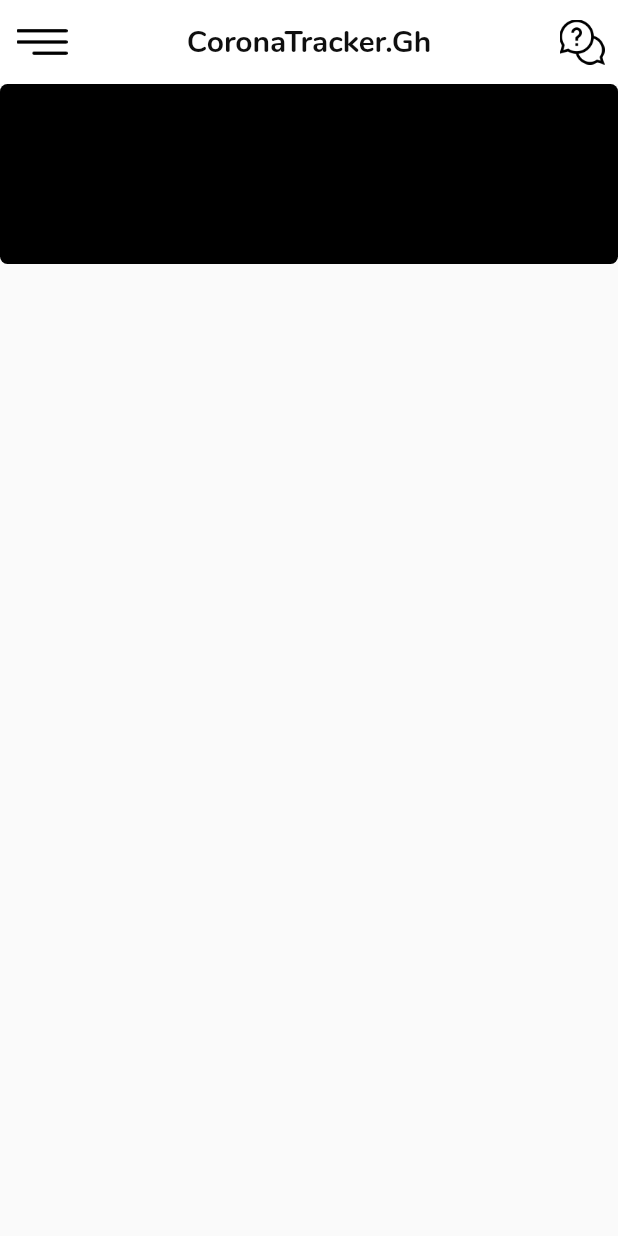
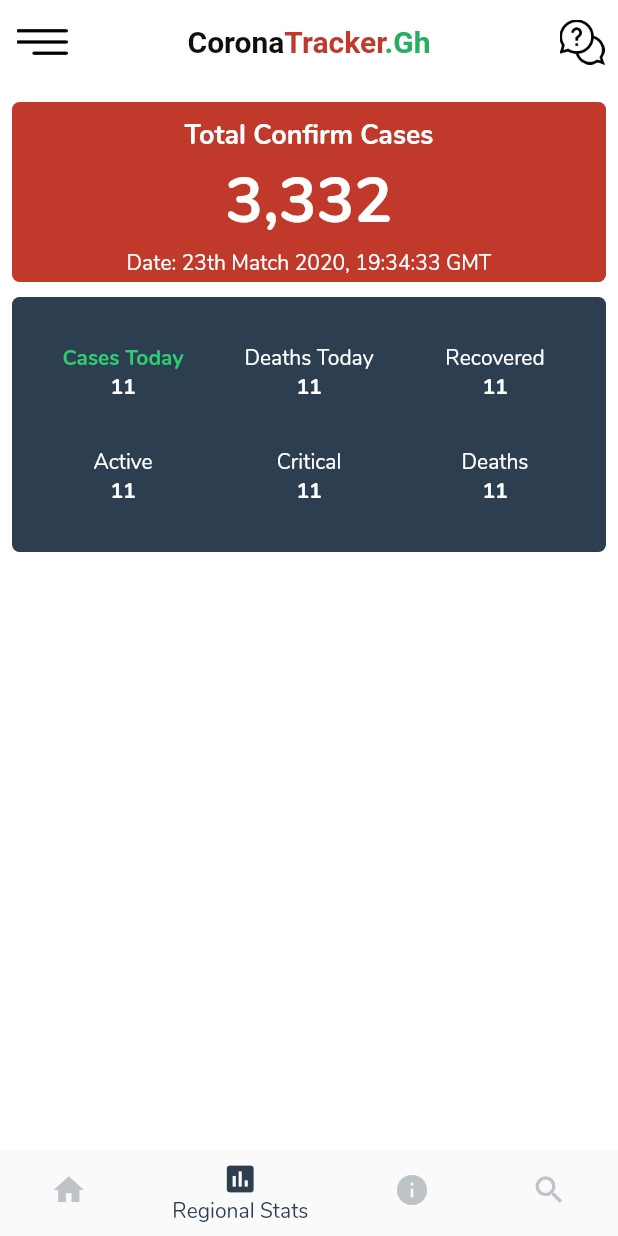
Before and after one commit to emma-ea/corona-stats-gh, a Flutter app: the screen it shows after launch, on a phone screen of 412 x 824 dp. Run offline on Flutter 3.47's test engine with Material 2 defaults, Android fonts, the phone set to English and light mode, and no system bars.

Commit message:
bottom nav impl done.

```diff
--- a/lib/main.dart
+++ b/lib/main.dart
@@ -1,6 +1,6 @@
 import 'package:flutter/material.dart';
 
-import 'pages/home_page.dart';
+import 'pages/main_page.dart';
 import 'pages/displacement_menu.dart';
 
 void main() => runApp(MyApp());
@@ -17,7 +17,7 @@ class MyApp extends StatelessWidget {
       home: Stack(
         children: <Widget>[
           DisplacementMenu(),
-          HomePage(),
+          MainPage(),
         ],
       ),
     );
--- /dev/null
+++ b/lib/pages/about_covid19.dart
@@ -0,0 +1,15 @@
+import 'package:flutter/material.dart';
+
+class AboutCovid19 extends StatefulWidget {
+  @override
+  _AboutCovid19State createState() => _AboutCovid19State();
+}
+
+class _AboutCovid19State extends State<AboutCovid19> {
+  @override
+  Widget build(BuildContext context) {
+    return Container(
+
+    );
+  }
+}
--- /dev/null
+++ b/lib/pages/home.dart
@@ -0,0 +1,134 @@
+import 'package:flutter/material.dart';
+import 'package:intl/intl.dart';
+
+class Home extends StatefulWidget {
+  @override
+  _HomeState createState() => _HomeState();
+}
+
+class _HomeState extends State<Home> {
+
+  String cases = NumberFormat().format(3332);
+
+  Widget _buildTotalCases() {
+    return Container(
+              height: 120.0,
+              width: double.infinity,
+              margin: const EdgeInsets.symmetric(horizontal: 8.0, ),
+              decoration: BoxDecoration(borderRadius: BorderRadius.circular(5.0), color: Color(0xFFC0392B)),
+              child: Column(
+                mainAxisAlignment: MainAxisAlignment.spaceEvenly,
+                children: <Widget>[
+                  SizedBox(height: 4.0,),
+              Text('Total Confirm Cases', style: TextStyle(fontWeight: FontWeight.bold, color: Color(0xFFFFFFFF), fontSize: 18.0, ),),
+              Text('$cases', style: TextStyle(fontWeight: FontWeight.bold, color: Color(0xFFFFFFFF), fontSize: 42.0, ),),
+              Text('Date: 23th Match 2020, 19:34:33 GMT', style: TextStyle(color: Color(0xFFFFFFFF),),),
+                ],
+              ),
+            );
+  }
+
+  Widget _buildOtherStats() {
+    return Container(
+              height: 170.0,
+              width: double.infinity,
+              margin: const EdgeInsets.symmetric(horizontal: 8.0, ),
+              decoration: BoxDecoration(borderRadius: BorderRadius.circular(5.0), color: Color(0xFF2C3E50)),
+              child: Column(
+                mainAxisAlignment: MainAxisAlignment.spaceEvenly,
+                crossAxisAlignment: CrossAxisAlignment.center,
+                children: <Widget>[
+
+                  Row(
+                    mainAxisAlignment: MainAxisAlignment.spaceEvenly,
+                    children: <Widget>[
+                      Container(
+
+                        width: 100,
+                        child: Column(
+                          children: <Widget>[
+                            Text('Cases Today',  style: TextStyle(color: Color(0xff2ecc71), fontWeight: FontWeight.bold,), ),
+                            Text('11',  style: TextStyle(color: Color(0xFFFFFFFF), fontWeight: FontWeight.bold,), ),
+                          ],
+                        ),
+                      ),
+
+                      Container(
+
+                        width: 100,
+                        child: Column(
+                          children: <Widget>[
+                            Text('Deaths Today',  style: TextStyle(color: Color(0xFFFFFFFF),), ),
+                            Text('11',  style: TextStyle(color: Color(0xFFFFFFFF), fontWeight: FontWeight.bold,), ),
+                          ],
+                        ),
+                      ),
+
+                      Container(
+
+                        width: 100,
+                        child: Column(
+                          children: <Widget>[
+                            Text('Recovered',  style: TextStyle(color: Color(0xFFFFFFFF),), ),
+                            Text('11',  style: TextStyle(color: Color(0xFFFFFFFF), fontWeight: FontWeight.bold,), ),
+                          ],
+                        ),
+                      ),
+                    ],
+                  ),
+                  Row(mainAxisAlignment: MainAxisAlignment.spaceEvenly,
+                    children: <Widget>[
+                      Container(
+
+                        width: 100,
+                        child: Column(
+                          children: <Widget>[
+                            Text('Active',  style: TextStyle(color: Color(0xFFFFFFFF),), ),
+                            Text('11',  style: TextStyle(color: Color(0xFFFFFFFF), fontWeight: FontWeight.bold,), ),
+                          ],
+                        ),
+                      ),
+
+                      Container(
+
+                        width: 100,
+                        child: Column(
+                          children: <Widget>[
+                            Text('Critical',  style: TextStyle(color: Color(0xFFFFFFFF),), ),
+                            Text('11',  style: TextStyle(color: Color(0xFFFFFFFF), fontWeight: FontWeight.bold,), ),
+                          ],
+                        ),
+                      ),
+
+                      Container(
+
+                        width: 100,
+                        child: Column(
+                          children: <Widget>[
+                            Text('Deaths',  style: TextStyle(color: Color(0xFFFFFFFF),), ),
+                            Text('11',  style: TextStyle(color: Color(0xFFFFFFFF), fontWeight: FontWeight.bold,), ),
+                          ],
+                        ),
+                      ),
+                    ],),
+                ],
+              ),
+            );
+  }
+
+
+  @override
+  Widget build(BuildContext context) {
+    return SingleChildScrollView(
+        child: Column(
+          crossAxisAlignment: CrossAxisAlignment.start,
+          children: <Widget>[
+            SizedBox(height: 12.0,),
+            _buildTotalCases(),
+            SizedBox(height: 10.0,),
+            _buildOtherStats(),
+          ],
+        ),
+      );
+  }
+}
--- a/lib/pages/home_page.dart
+++ /dev/null
@@ -1,33 +0,0 @@
-import 'package:flutter/material.dart';
-
-class HomePage extends StatefulWidget {
-  @override
-  _HomePageState createState() => _HomePageState();
-}
-
-class _HomePageState extends State<HomePage> {
-  @override
-  Widget build(BuildContext context) {
-    return Scaffold(
-      appBar: AppBar(
-        elevation: 0.0,
-        backgroundColor: Color(0xFFFFFFFF),
-        centerTitle: true,
-        leading: IconButton(icon: Image.asset('assets/images/menu2.png', width: 34.0, height: 34.0,), onPressed: () {},),
-        title: Text('CoronaTracker.Gh', style: TextStyle(color: Color(0xFF0000000), fontWeight: FontWeight.bold,),),
-        actions: <Widget>[IconButton(icon: Image.asset('assets/images/help.png', width: 30.0, height: 30.0,), onPressed: () {},),],
-      ),
-      body: SingleChildScrollView(
-        child: Column(
-          mainAxisAlignment: MainAxisAlignment.center,
-          children: <Widget>[
-            Container(
-              height: 120.0,
-              decoration: BoxDecoration(borderRadius: BorderRadius.circular(5.0), color: Color(0xFF000000)),
-            ),
-          ],
-        ),
-      ),
-    );
-  }
-}
--- /dev/null
+++ b/lib/pages/main_page.dart
@@ -0,0 +1,74 @@
+import 'package:flutter/material.dart';
+
+import 'home.dart';
+import 'regional_stats.dart';
+import 'about_covid19.dart';
+import 'search_globally.dart';
+
+class MainPage extends StatefulWidget {
+  @override
+  _MainPageState createState() => _MainPageState();
+}
+
+class _MainPageState extends State<MainPage> {
+
+  int _bottomNavCurrentIndex = 1;
+  PageController _controller = PageController();
+
+  @override
+  Widget build(BuildContext context) {
+    return Scaffold(
+      backgroundColor: Color(0xFFFFFFFF),
+      appBar: AppBar(
+        elevation: 0.0,
+        backgroundColor: Color(0xFFFFFFFF),
+        centerTitle: true,
+        leading: IconButton(icon: Image.asset('assets/images/menu2.png', width: 34.0, height: 34.0,), onPressed: () {},),
+        title: RichText(text: TextSpan(
+          children: [
+            TextSpan(text: 'Corona', style: TextStyle(color: Color(0xFF0000000), fontSize: 20.0, fontWeight: FontWeight.bold,),),
+            TextSpan(text: 'Tracker', style: TextStyle(color: Color(0xffc0392b), fontSize: 20.0, fontWeight: FontWeight.bold,),),
+            TextSpan(text: '.Gh', style: TextStyle(color: Color(0xff27ae60), fontSize: 20.0, fontWeight: FontWeight.bold,),),
+          ]
+        ),),
+        actions: <Widget>[IconButton(icon: Image.asset('assets/images/help.png', width: 30.0, height: 30.0,), onPressed: () {},),],
+      ),
+      body: PageView(
+        controller: _controller,
+        onPageChanged: (index) {
+          setState(() {
+            _bottomNavCurrentIndex = index;
+          });
+        },
+        children: <Widget>[
+          Home(),
+          RegionalStats(),
+          AboutCovid19(),
+          SearchGlobally(),
+        ],
+      ),
+
+      bottomNavigationBar: BottomNavigationBar(
+        backgroundColor: Color(0xffffffff),
+        elevation: 0.0,
+        unselectedItemColor: Color(0xffbdc3c7),
+        selectedItemColor: Color(0xFF2C3E50),
+        showUnselectedLabels: false,
+        currentIndex: _bottomNavCurrentIndex,
+        type: BottomNavigationBarType.shifting,
+        items: <BottomNavigationBarItem>[
+          BottomNavigationBarItem(icon: Icon(Icons.home), title: Text('Home')),
+          BottomNavigationBarItem(icon: Icon(Icons.insert_chart), title: Text('Regional Stats')),
+          BottomNavigationBarItem(icon: Icon(Icons.info), title: Text('About COVID-19')),
+          BottomNavigationBarItem(icon: Icon(Icons.search), title: Text('Search Globally')),
+        ],
+        onTap: (index){
+          setState(() {
+            _bottomNavCurrentIndex = index;
+            _controller.animateToPage(index, duration: Duration(milliseconds: 500), curve: Curves.ease);
+          });
+        },
+      ),
+    );
+  }
+}
--- /dev/null
+++ b/lib/pages/regional_stats.dart
@@ -0,0 +1,15 @@
+import 'package:flutter/material.dart';
+
+class RegionalStats extends StatefulWidget {
+  @override
+  _RegionalStatsState createState() => _RegionalStatsState();
+}
+
+class _RegionalStatsState extends State<RegionalStats> {
+  @override
+  Widget build(BuildContext context) {
+    return Container(
+
+    );
+  }
+}
--- /dev/null
+++ b/lib/pages/search_globally.dart
@@ -0,0 +1,15 @@
+import 'package:flutter/material.dart';
+
+class SearchGlobally extends StatefulWidget {
+  @override
+  _SearchGloballyState createState() => _SearchGloballyState();
+}
+
+class _SearchGloballyState extends State<SearchGlobally> {
+  @override
+  Widget build(BuildContext context) {
+    return Container(
+
+    );
+  }
+}
--- a/pubspec.yaml
+++ b/pubspec.yaml
@@ -1,5 +1,5 @@
 name: corona_tracker_gh
-description: A new Flutter project.
+description: App for tracking corona virus cases in ghana.
 
 # The following defines the version and build number for your application.
 # A version number is three numbers separated by dots, like 1.2.43
@@ -19,6 +19,7 @@ environment:
 dependencies:
   flutter:
     sdk: flutter
+  intl: ^0.16.1
 
   # The following adds the Cupertino Icons font to your application.
   # Use with the CupertinoIcons class for iOS style icons.
```
Also changed, not shown: pubspec.lock.
